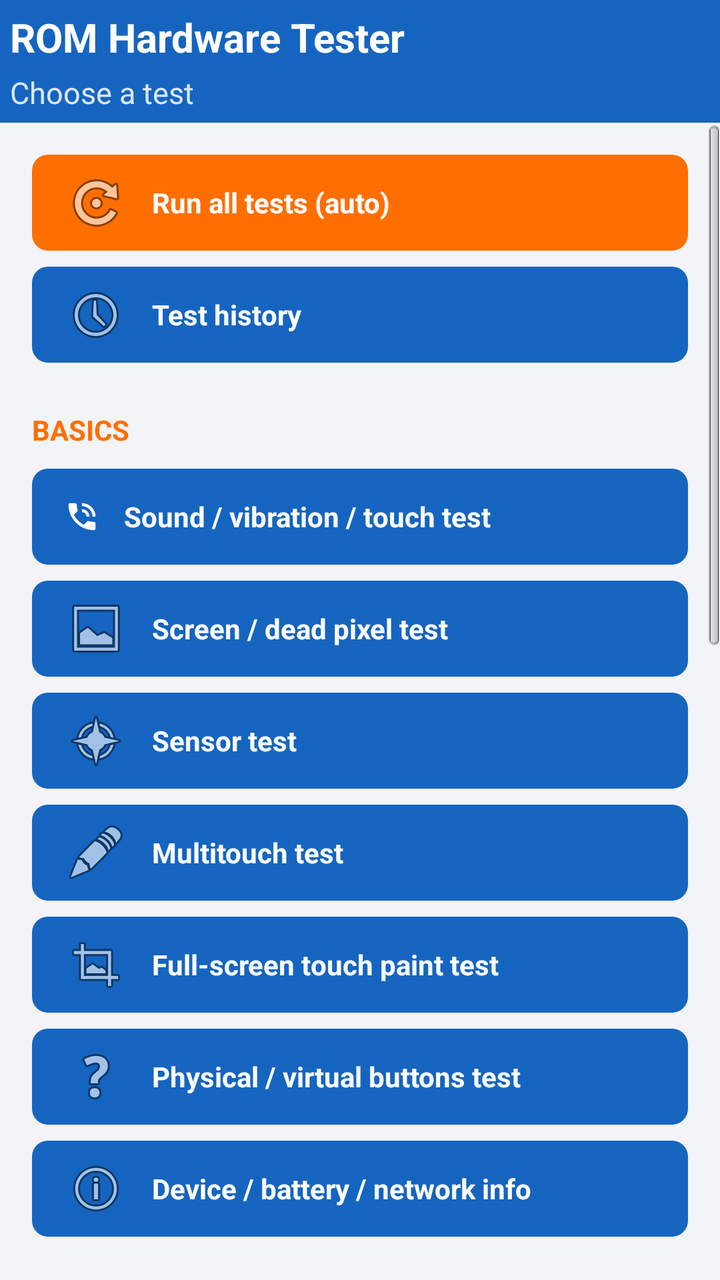
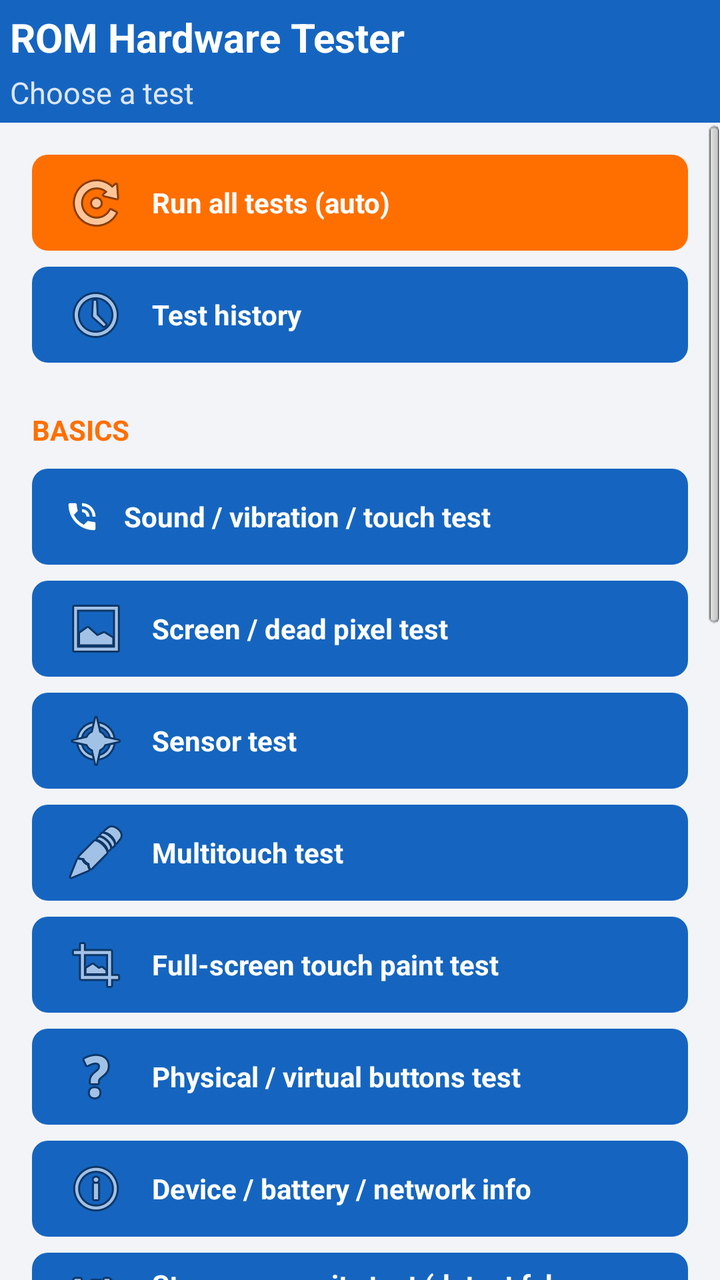

The first picture is an Android layout as it rendered before a commit; the second is the same layout after the commit. The layout source and the unified diff follow.
<!-- AndroidManifest.xml: application theme AppTheme -->
<!-- res/layout/activity_main.xml -->
<?xml version="1.0" encoding="utf-8"?>
<LinearLayout xmlns:android="http://schemas.android.com/apk/res/android"
    android:layout_width="match_parent"
    android:layout_height="match_parent"
    android:orientation="vertical">

    <LinearLayout
        android:layout_width="match_parent"
        android:layout_height="wrap_content"
        android:orientation="vertical"
        android:background="@color/primary"
        android:padding="5dp">

        <TextView
            android:layout_width="match_parent"
            android:layout_height="wrap_content"
            android:text="@string/main_title"
            android:textColor="@color/white"
            android:textSize="20sp"
            android:textStyle="bold" />

        <TextView
            android:layout_width="match_parent"
            android:layout_height="wrap_content"
            android:layout_marginTop="4dp"
            android:text="@string/main_subtitle"
            android:textColor="#DCE6F5"
            android:textSize="15sp" />

    </LinearLayout>

    <ScrollView
        android:layout_width="match_parent"
        android:layout_height="match_parent"
        android:fillViewport="true">

        <LinearLayout
            android:layout_width="match_parent"
            android:layout_height="wrap_content"
            android:orientation="vertical"
            android:padding="16dp">

            <Button
                android:id="@+id/button_robot_test"
                android:layout_width="match_parent"
                android:layout_height="wrap_content"
                android:background="@drawable/button_bg_accent"
                android:drawableLeft="@android:drawable/ic_menu_rotate"
                android:drawablePadding="12dp"
                android:gravity="center_vertical|left"
                android:text="@string/main_button_robot_test" />

            <Button
                android:id="@+id/button_test_history"
                android:layout_width="match_parent"
                android:layout_height="wrap_content"
                android:layout_marginTop="8dp"
                android:drawableLeft="@android:drawable/ic_menu_recent_history"
                android:drawablePadding="12dp"
                android:gravity="center_vertical|left"
                android:text="@string/main_button_test_history" />

            <TextView
                style="@style/SectionLabel"
                android:layout_width="match_parent"
                android:layout_height="wrap_content"
                android:layout_marginTop="24dp"
                android:text="@string/main_section_basics" />

            <Button
                android:id="@+id/button_io_test"
                android:layout_width="match_parent"
                android:layout_height="wrap_content"
                android:layout_marginTop="10dp"
                android:drawableLeft="@android:drawable/stat_sys_speakerphone"
                android:drawablePadding="12dp"
                android:gravity="center_vertical|left"
                android:text="@string/main_button_io_test" />

            <Button
                android:id="@+id/button_screen_test"
                android:layout_width="match_parent"
                android:layout_height="wrap_content"
                android:layout_marginTop="8dp"
                android:drawableLeft="@android:drawable/ic_menu_gallery"
                android:drawablePadding="12dp"
                android:gravity="center_vertical|left"
                android:text="@string/main_button_screen_test" />

            <Button
                android:id="@+id/button_sensor_test"
                android:layout_width="match_parent"
                android:layout_height="wrap_content"
                android:layout_marginTop="8dp"
                android:drawableLeft="@android:drawable/ic_menu_compass"
                android:drawablePadding="12dp"
                android:gravity="center_vertical|left"
                android:text="@string/main_button_sensor_test" />

            <Button
                android:id="@+id/button_multitouch_test"
                android:layout_width="match_parent"
                android:layout_height="wrap_content"
                android:layout_marginTop="8dp"
                android:drawableLeft="@android:drawable/ic_menu_edit"
                android:drawablePadding="12dp"
                android:gravity="center_vertical|left"
                android:text="@string/main_button_multitouch_test" />

            <Button
                android:id="@+id/button_paint_test"
                android:layout_width="match_parent"
                android:layout_height="wrap_content"
                android:layout_marginTop="8dp"
                android:drawableLeft="@android:drawable/ic_menu_crop"
                android:drawablePadding="12dp"
                android:gravity="center_vertical|left"
                android:text="@string/main_button_paint_test" />

            <Button
                android:id="@+id/button_buttons_test"
                android:layout_width="match_parent"
                android:layout_height="wrap_content"
                android:layout_marginTop="8dp"
                android:drawableLeft="@android:drawable/ic_menu_help"
                android:drawablePadding="12dp"
                android:gravity="center_vertical|left"
                android:text="@string/main_button_buttons_test" />

            <Button
                android:id="@+id/button_device_info"
                android:layout_width="match_parent"
                android:layout_height="wrap_content"
                android:layout_marginTop="8dp"
                android:drawableLeft="@android:drawable/ic_menu_info_details"
                android:drawablePadding="12dp"
                android:gravity="center_vertical|left"
                android:text="@string/main_button_device_info" />

            <TextView
                style="@style/SectionLabel"
                android:layout_width="match_parent"
                android:layout_height="wrap_content"
                android:layout_marginTop="24dp"
                android:text="@string/main_section_media" />

            <Button
                android:id="@+id/button_camera_test"
                android:layout_width="match_parent"
                android:layout_height="wrap_content"
                android:layout_marginTop="10dp"
                android:drawableLeft="@android:drawable/ic_menu_camera"
                android:drawablePadding="12dp"
                android:gravity="center_vertical|left"
                android:text="@string/main_button_camera_test" />

            <Button
                android:id="@+id/button_microphone_test"
                android:layout_width="match_parent"
                android:layout_height="wrap_content"
                android:layout_marginTop="8dp"
                android:drawableLeft="@android:drawable/ic_btn_speak_now"
                android:drawablePadding="12dp"
                android:gravity="center_vertical|left"
                android:text="@string/main_button_microphone_test" />

            <Button
                android:id="@+id/button_video_test"
                android:layout_width="match_parent"
                android:layout_height="wrap_content"
                android:layout_marginTop="8dp"
                android:drawableLeft="@android:drawable/ic_menu_slideshow"
                android:drawablePadding="12dp"
                android:gravity="center_vertical|left"
                android:text="@string/main_button_video_test" />

            <Button
                android:id="@+id/button_opengl_test"
                android:layout_width="match_parent"
                android:layout_height="wrap_content"
                android:layout_marginTop="8dp"
                android:drawableLeft="@android:drawable/ic_menu_manage"
                android:drawablePadding="12dp"
                android:gravity="center_vertical|left"
                android:text="@string/main_button_opengl_test" />

            <TextView
                style="@style/SectionLabel"
                android:layout_width="match_parent"
                android:layout_height="wrap_content"
                android:layout_marginTop="24dp"
                android:text="@string/main_section_connectivity" />

            <Button
                android:id="@+id/button_location_test"
                android:layout_width="match_parent"
                android:layout_height="wrap_content"
                android:layout_marginTop="10dp"
                android:drawableLeft="@android:drawable/ic_menu_mylocation"
                android:drawablePadding="12dp"
                android:gravity="center_vertical|left"
                android:text="@string/main_button_location_test" />

            <Button
                android:id="@+id/button_wifi_test"
                android:layout_width="match_parent"
                android:layout_height="wrap_content"
                android:layout_marginTop="8dp"
                android:drawableLeft="@android:drawable/ic_menu_upload"
                android:drawablePadding="12dp"
                android:gravity="center_vertical|left"
                android:text="@string/main_button_wifi_test" />

            <Button
                android:id="@+id/button_bluetooth_test"
                android:layout_width="match_parent"
                android:layout_height="wrap_content"
                android:layout_marginTop="8dp"
                android:drawableLeft="@android:drawable/stat_sys_data_bluetooth"
                android:drawablePadding="12dp"
                android:gravity="center_vertical|left"
                android:text="@string/main_button_bluetooth_test" />

            <Button
                android:id="@+id/button_nfc_test"
                android:layout_width="match_parent"
                android:layout_height="wrap_content"
                android:layout_marginTop="8dp"
                android:drawableLeft="@android:drawable/ic_menu_share"
                android:drawablePadding="12dp"
                android:gravity="center_vertical|left"
                android:text="@string/main_button_nfc_test" />

            <TextView
                style="@style/SectionLabel"
                android:layout_width="match_parent"
                android:layout_height="wrap_content"
                android:layout_marginTop="24dp"
                android:text="@string/main_section_telephony" />

            <Button
                android:id="@+id/button_phone_test"
                android:layout_width="match_parent"
                android:layout_height="wrap_content"
                android:layout_marginTop="10dp"
                android:drawableLeft="@android:drawable/ic_menu_call"
                android:drawablePadding="12dp"
                android:gravity="center_vertical|left"
                android:text="@string/main_button_phone_test" />

            <Button
                android:id="@+id/button_settings_shortcuts"
                android:layout_width="match_parent"
                android:layout_height="wrap_content"
                android:layout_marginTop="8dp"
                android:layout_marginBottom="8dp"
                android:drawableLeft="@android:drawable/ic_menu_preferences"
                android:drawablePadding="12dp"
                android:gravity="center_vertical|left"
                android:text="@string/main_button_settings_shortcuts" />

        </LinearLayout>
    </ScrollView>
</LinearLayout>
<!-- resources referenced by this layout -->
<resources>
  <color name="primary">#1565C0</color>
  <color name="white">#FFFFFF</color>
  <!-- drawable button_bg_accent (drawable) -->
  <?xml version="1.0" encoding="utf-8"?>
  <selector xmlns:android="http://schemas.android.com/apk/res/android">
      <item android:state_pressed="true">
          <shape android:shape="rectangle">
              <solid android:color="#D45E00" />
              <corners android:radius="8dp" />
          </shape>
      </item>
      <item>
          <shape android:shape="rectangle">
              <solid android:color="@color/accent" />
              <corners android:radius="8dp" />
          </shape>
      </item>
  </selector>
  <string name="main_button_bluetooth_test">Bluetooth test</string>
  <string name="main_button_buttons_test">Physical / virtual buttons test</string>
  <string name="main_button_camera_test">Camera / flashlight test</string>
  <string name="main_button_device_info">Device / battery / network info</string>
  <string name="main_button_io_test">Sound / vibration / touch test</string>
  <string name="main_button_location_test">GPS / location test</string>
  <string name="main_button_microphone_test">Microphone test</string>
  <string name="main_button_multitouch_test">Multitouch test</string>
  <string name="main_button_nfc_test">NFC test</string>
  <string name="main_button_opengl_test">OpenGL rendering test</string>
  <string name="main_button_paint_test">Full-screen touch paint test</string>
  <string name="main_button_phone_test">Phone / SMS test</string>
  <string name="main_button_robot_test">Run all tests (auto)</string>
  <string name="main_button_screen_test">Screen / dead pixel test</string>
  <string name="main_button_sensor_test">Sensor test</string>
  <string name="main_button_settings_shortcuts">Tethering / USB mode settings</string>
  <string name="main_button_test_history">Test history</string>
  <string name="main_button_video_test">Video record / playback test</string>
  <string name="main_button_wifi_test">WiFi test</string>
  <string name="main_section_basics">Basics</string>
  <string name="main_section_connectivity">Connectivity</string>
  <string name="main_section_media">Media</string>
  <string name="main_section_telephony">Telephony &amp; system</string>
  <string name="main_subtitle">Choose a test</string>
  <string name="main_title">ROM Hardware Tester</string>
  <style name="SectionLabel">
          <item name="android:textColor">@color/accent</item>
          <item name="android:textStyle">bold</item>
          <item name="android:textSize">14sp</item>
          <item name="android:textAllCaps">true</item>
      </style>
  <style name="AppTheme" parent="@android:style/Theme.Light.NoTitleBar">
          <item name="android:windowBackground">@color/background</item>
          <item name="android:buttonStyle">@style/AppButton</item>
          <item name="android:textColorPrimary">@color/text_primary</item>
          <item name="android:colorBackground">@color/background</item>
      </style>
  <color name="accent">#FF6F00</color>
  <color name="background">#F2F4F7</color>
  <style name="AppButton" parent="@android:style/Widget.Button">
          <item name="android:background">@drawable/button_bg</item>
          <item name="android:textColor">@color/white</item>
          <item name="android:textStyle">bold</item>
          <item name="android:minHeight">48dp</item>
          <item name="android:paddingLeft">16dp</item>
          <item name="android:paddingRight">16dp</item>
      </style>
  <color name="text_primary">#1B1F23</color>
  <color name="primary_dark">#0D47A1</color>
  <color name="divider">#DDE2E8</color>
  <!-- unchanged entries left out for length: 1 -->
</resources>

<!-- the commit's change to res/layout/activity_main.xml (unified diff, before → after) -->
@@ -137,6 +137,16 @@
                 android:gravity="center_vertical|left"
                 android:text="@string/main_button_device_info" />
 
+            <Button
+                android:id="@+id/button_storage_test"
+                android:layout_width="match_parent"
+                android:layout_height="wrap_content"
+                android:layout_marginTop="8dp"
+                android:drawableLeft="@android:drawable/ic_menu_save"
+                android:drawablePadding="12dp"
+                android:gravity="center_vertical|left"
+                android:text="@string/main_button_storage_test" />
+
             <TextView
                 style="@style/SectionLabel"
                 android:layout_width="match_parent"
<!-- resource entries referenced after the edit -->
@@ -34,6 +34,7 @@
   <string name="main_button_screen_test">Screen / dead pixel test</string>
   <string name="main_button_sensor_test">Sensor test</string>
   <string name="main_button_settings_shortcuts">Tethering / USB mode settings</string>
+  <string name="main_button_storage_test">Storage capacity test (detect fake storage)</string>
   <string name="main_button_test_history">Test history</string>
   <string name="main_button_video_test">Video record / playback test</string>
   <string name="main_button_wifi_test">WiFi test</string>
